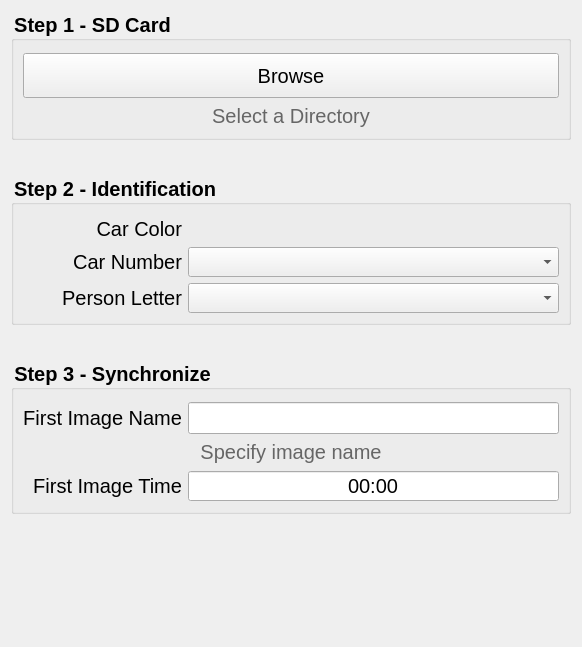
bluemellophone/gzc-client, file widgets/ImageForm.ui: the form before one commit.
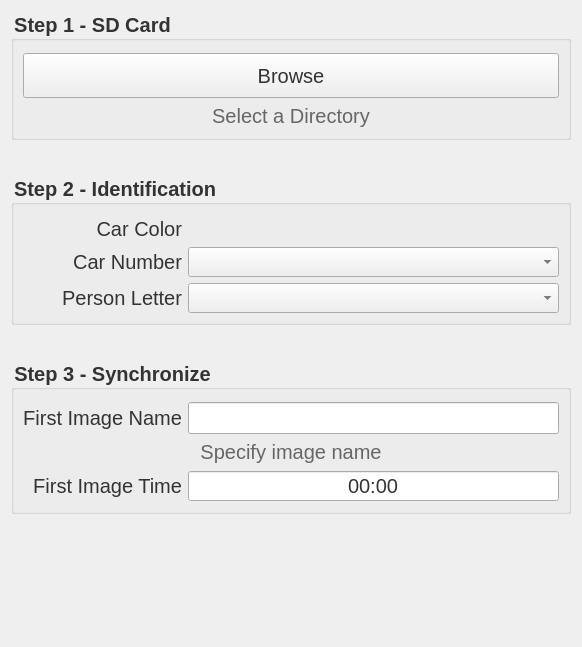
The form after the commit.

The edit to the form file:
```diff
--- a/widgets/ImageForm.ui
+++ b/widgets/ImageForm.ui
@@ -61,7 +61,7 @@
         </font>
        </property>
        <property name="styleSheet">
-        <string notr="true">font-size:20px;</string>
+        <string notr="true">font-size:20px; color:#333;</string>
        </property>
        <property name="title">
         <string>Step 1 - SD Card</string>
@@ -164,7 +164,7 @@
         </font>
        </property>
        <property name="styleSheet">
-        <string notr="true">font-size:20px;</string>
+        <string notr="true">font-size:20px; color:#333;</string>
        </property>
        <property name="title">
         <string>Step 2 - Identification</string>
@@ -297,7 +297,7 @@
         </font>
        </property>
        <property name="styleSheet">
-        <string notr="true">font-size:20px;</string>
+        <string notr="true">font-size:20px; color:#333;</string>
        </property>
        <property name="title">
         <string>Step 3 - Synchronize</string>
```
